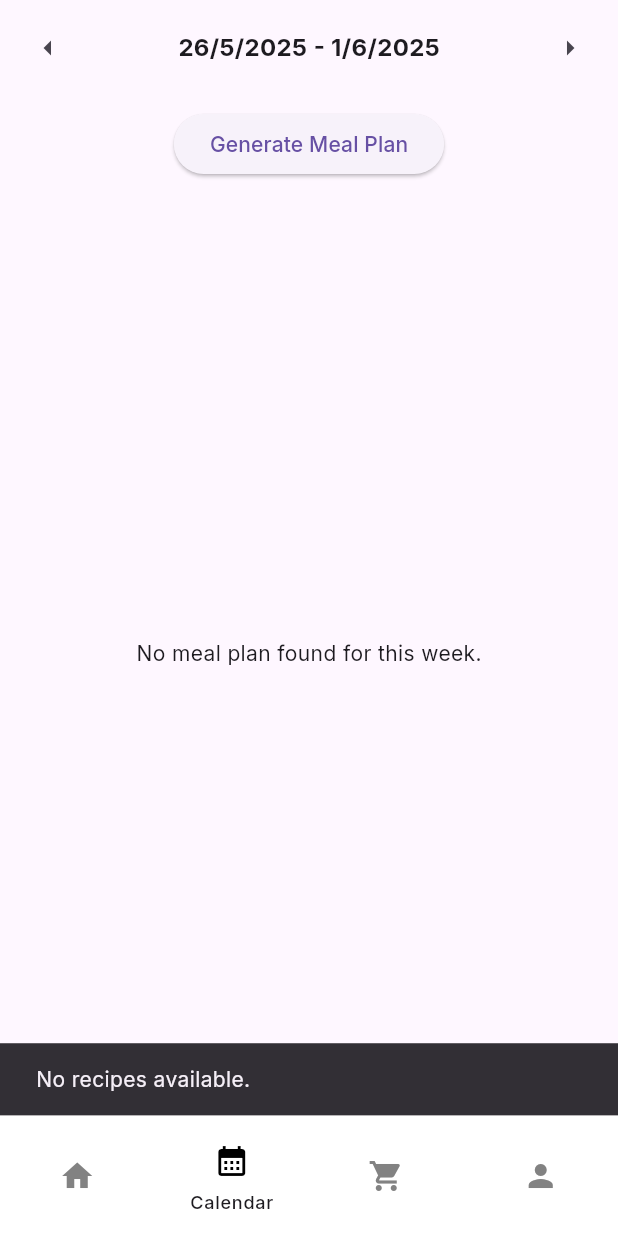
After one commit to josep-cardona/BiteBudget, a Flutter app: the MealPlanPage screen opened by its route, after a tap on the "arrow left" icon, after a tap on the "arrow right" icon, after a tap on "Generate Meal Plan", on a phone screen of 412 x 824 dp. The commit adds this screen. Run offline on Flutter 3.47's test engine with Material 3 defaults, Android fonts, the phone set to English and light mode, and no system bars; our stand-ins replace cloud_firestore, firebase_auth, firebase_core, flutter_svg, go_router, google_fonts and 2 more; accounts and stored records are empty.

Commit message:
changes + meal plan

```diff
--- /dev/null
+++ b/lib/models/meal_plan.dart
@@ -0,0 +1,46 @@
+import 'package:cloud_firestore/cloud_firestore.dart';
+
+class DayPlan {
+  final String? breakfast;
+  final String? lunch;
+  final String? snack;
+  final String? dinner;
+
+  DayPlan({this.breakfast, this.lunch, this.snack, this.dinner});
+
+  Map<String, dynamic> toMap() => {
+    'breakfast': breakfast,
+    'lunch': lunch,
+    'snack': snack,
+    'dinner': dinner,
+  };
+
+  factory DayPlan.fromMap(Map<String, dynamic> map) => DayPlan(
+    breakfast: map['breakfast'],
+    lunch: map['lunch'],
+    snack: map['snack'],
+    dinner: map['dinner'],
+  );
+}
+
+class MealPlan {
+  final String id;
+  final DateTime startDate;
+  final DateTime endDate;
+  final List<DayPlan> days;
+
+  MealPlan({required this.id, required this.startDate, required this.endDate, required this.days});
+
+  Map<String, dynamic> toFirestore() => {
+    'startDate': Timestamp.fromDate(startDate),
+    'endDate': Timestamp.fromDate(endDate),
+    'days': days.map((d) => d.toMap()).toList(),
+  };
+
+  factory MealPlan.fromFirestore(String id, Map<String, dynamic> data) => MealPlan(
+    id: id,
+    startDate: (data['startDate'] as Timestamp).toDate(),
+    endDate: (data['endDate'] as Timestamp).toDate(),
+    days: (data['days'] as List).map((d) => DayPlan.fromMap(Map<String, dynamic>.from(d))).toList(),
+  );
+}
--- /dev/null
+++ b/lib/pages/meal_plan_page.dart
@@ -0,0 +1,233 @@
+import 'package:flutter/material.dart';
+import 'package:firebase_auth/firebase_auth.dart';
+import 'package:bitebudget/services/database_service.dart';
+import 'dart:math';
+import '../models/meal_plan.dart';
+import '../services/meal_plan_service.dart';
+
+class MealPlanPage extends StatefulWidget {
+  const MealPlanPage({Key? key}) : super(key: key);
+
+  @override
+  State<MealPlanPage> createState() => _MealPlanPageState();
+}
+
+class _MealPlanPageState extends State<MealPlanPage> {
+  MealPlan? _mealPlan;
+  bool _loading = true;
+  DateTime _currentMonday = _getMondayOf(DateTime.now());
+
+  static DateTime _getMondayOf(DateTime date) {
+    return DateTime(date.year, date.month, date.day).subtract(Duration(days: date.weekday - 1));
+  }
+
+  @override
+  void initState() {
+    super.initState();
+    _fetchMealPlanForWeek(_currentMonday);
+  }
+
+  Future<void> _fetchMealPlanForWeek(DateTime monday) async {
+    setState(() { _loading = true; });
+    final user = FirebaseAuth.instance.currentUser;
+    if (user == null) return;
+    final service = DatabaseServiceMealPlan();
+    final plan = await service.getMealPlanForWeek(user.uid, monday);
+    setState(() {
+      _mealPlan = plan;
+      _loading = false;
+    });
+  }
+
+  Future<void> _generateMealPlanForWeek(DateTime monday) async {
+    setState(() { _loading = true; });
+    final user = FirebaseAuth.instance.currentUser;
+    if (user == null) return;
+    final recipeService = DatabaseService_Recipe();
+    final mealPlanService = DatabaseServiceMealPlan();
+    final allRecipes = await recipeService.getAllRecipes();
+    if (allRecipes.isEmpty) {
+      setState(() { _loading = false; });
+      ScaffoldMessenger.of(context).showSnackBar(const SnackBar(content: Text('No recipes available.')));
+      return;
+    }
+    final random = Random();
+    List<DayPlan> days = List.generate(7, (dayIdx) {
+      String? pickRandom() => allRecipes[random.nextInt(allRecipes.length)].name;
+      return DayPlan(
+        breakfast: pickRandom(),
+        lunch: pickRandom(),
+        snack: pickRandom(),
+        dinner: pickRandom(),
+      );
+    });
+    final mealPlan = MealPlan(
+      id: '',
+      startDate: monday,
+      endDate: monday.add(const Duration(days: 6)),
+      days: days,
+    );
+    await mealPlanService.addMealPlan(mealPlan, user.uid);
+    await _fetchMealPlanForWeek(monday);
+    ScaffoldMessenger.of(context).showSnackBar(const SnackBar(content: Text('Meal plan generated!')));
+  }
+
+  Future<void> _regenerateMealPlanForWeek(DateTime monday) async {
+    setState(() { _loading = true; });
+    final user = FirebaseAuth.instance.currentUser;
+    if (user == null) return;
+    final recipeService = DatabaseService_Recipe();
+    final mealPlanService = DatabaseServiceMealPlan();
+    final allRecipes = await recipeService.getAllRecipes();
+    if (allRecipes.isEmpty) {
+      setState(() { _loading = false; });
+      ScaffoldMessenger.of(context).showSnackBar(const SnackBar(content: Text('No recipes available.')));
+      return;
+    }
+    final random = Random();
+    List<DayPlan> days = List.generate(7, (dayIdx) {
+      String? pickRandom() => allRecipes[random.nextInt(allRecipes.length)].name;
+      return DayPlan(
+        breakfast: pickRandom(),
+        lunch: pickRandom(),
+        snack: pickRandom(),
+        dinner: pickRandom(),
+      );
+    });
+    // Find the plan for this week
+    final plan = await mealPlanService.getMealPlanForWeek(user.uid, monday);
+    if (plan != null) {
+      final updatedPlan = MealPlan(
+        id: plan.id,
+        startDate: monday,
+        endDate: monday.add(const Duration(days: 6)),
+        days: days,
+      );
+      await mealPlanService.updateMealPlan(updatedPlan, user.uid);
+      await _fetchMealPlanForWeek(monday);
+      ScaffoldMessenger.of(context).showSnackBar(const SnackBar(content: Text('Meal plan regenerated!')));
+    }
+  }
+
+  void _changeWeek(int offset) {
+    setState(() {
+      _currentMonday = _currentMonday.add(Duration(days: 7 * offset));
+    });
+    _fetchMealPlanForWeek(_currentMonday);
+  }
+
+  @override
+  Widget build(BuildContext context) {
+    if (_loading) {
+      return const Center(child: CircularProgressIndicator());
+    }
+    final weekStart = _currentMonday;
+    final weekEnd = _currentMonday.add(const Duration(days: 6));
+    final today = DateTime.now();
+    final isCurrentWeek = today.isAfter(weekStart.subtract(const Duration(days: 1))) && today.isBefore(weekEnd.add(const Duration(days: 1)));
+    int todayIdx = isCurrentWeek ? today.weekday - 1 : -1;
+    final todayPlan = (todayIdx >= 0 && _mealPlan?.days.length == 7) ? _mealPlan!.days[todayIdx] : null;
+    return Column(
+      children: [
+        Padding(
+          padding: const EdgeInsets.all(8.0),
+          child: Row(
+            mainAxisAlignment: MainAxisAlignment.spaceBetween,
+            children: [
+              IconButton(
+                icon: const Icon(Icons.arrow_left),
+                tooltip: 'Previous week',
+                onPressed: () => _changeWeek(-1),
+              ),
+              Text(
+                '${weekStart.day}/${weekStart.month}/${weekStart.year} - ${weekEnd.day}/${weekEnd.month}/${weekEnd.year}',
+                style: const TextStyle(fontWeight: FontWeight.bold, fontSize: 16),
+              ),
+              IconButton(
+                icon: const Icon(Icons.arrow_right),
+                tooltip: 'Next week',
+                onPressed: () => _changeWeek(1),
+              ),
+            ],
+          ),
+        ),
+        if (isCurrentWeek && todayPlan != null) ...[
+          Card(
+            color: Colors.amber[50],
+            margin: const EdgeInsets.symmetric(horizontal: 8, vertical: 4),
+            child: ListTile(
+              title: const Text('Today', style: TextStyle(fontWeight: FontWeight.bold)),
+              subtitle: Column(
+                crossAxisAlignment: CrossAxisAlignment.start,
+                children: [
+                  Text('Breakfast:  \t${todayPlan.breakfast ?? "-"}'),
+                  Text('Lunch:      \t${todayPlan.lunch ?? "-"}'),
+                  Text('Snack:      \t${todayPlan.snack ?? "-"}'),
+                  Text('Dinner:     \t${todayPlan.dinner ?? "-"}'),
+                ],
+              ),
+            ),
+          ),
+          Padding(
+            padding: const EdgeInsets.symmetric(vertical: 4.0),
+            child: Row(
+              children: const [
+                Expanded(child: Divider()),
+                Padding(
+                  padding: EdgeInsets.symmetric(horizontal: 8.0),
+                  child: Text('Full Week Plan'),
+                ),
+                Expanded(child: Divider()),
+              ],
+            ),
+          ),
+        ],
+        if (_mealPlan == null) ...[
+          Padding(
+            padding: const EdgeInsets.all(8.0),
+            child: ElevatedButton(
+              onPressed: () => _generateMealPlanForWeek(_currentMonday),
+              child: const Text('Generate Meal Plan'),
+            ),
+          ),
+        ] else ...[
+          Padding(
+            padding: const EdgeInsets.all(8.0),
+            child: ElevatedButton(
+              onPressed: () => _regenerateMealPlanForWeek(_currentMonday),
+              child: const Text('Regenerate Meal Plan'),
+            ),
+          ),
+        ],
+        Expanded(
+          child: _mealPlan == null
+              ? const Center(child: Text('No meal plan found for this week.'))
+              : ListView.builder(
+                  itemCount: 7,
+                  itemBuilder: (context, index) {
+                    final day = _mealPlan!.days[index];
+                    String dayName = [
+                      'Monday', 'Tuesday', 'Wednesday', 'Thursday', 'Friday', 'Saturday', 'Sunday'
+                    ][index];
+                    return Card(
+                      margin: const EdgeInsets.all(8),
+                      child: ListTile(
+                        title: Text(dayName),
+                        subtitle: Column(
+                          crossAxisAlignment: CrossAxisAlignment.start,
+                          children: [
+                            Text('Breakfast:  \t${day.breakfast ?? "-"}'),
+                            Text('Lunch:      \t${day.lunch ?? "-"}'),
+                            Text('Snack:      \t${day.snack ?? "-"}'),
+                            Text('Dinner:     \t${day.dinner ?? "-"}'),
+                          ],
+                        ),
+                      ),
+                    );
+                  },
+                ),
+        ),
+      ],
+    );
+  }
+}
--- a/lib/pages/profile_page.dart
+++ b/lib/pages/profile_page.dart
@@ -90,7 +90,7 @@ class _ProfilePageState extends State<ProfilePage> {
                   shape: RoundedRectangleBorder(borderRadius: BorderRadius.circular(16)),
                   padding: const EdgeInsets.symmetric(horizontal: 32, vertical: 12),
                 ),
-                child: const Text('Edit Profile', style: TextStyle(fontSize: 16)),
+                child: const Text('Edit Profile', style: TextStyle(fontSize: 16, color: Colors.white)),
               ),
               const SizedBox(height: 16),
               Divider(thickness: 1, color: Colors.grey),
@@ -296,7 +296,7 @@ class _EditProfilePageState extends State<EditProfilePage> {
               ),
               child: _isLoading
                   ? const CircularProgressIndicator(color: Colors.white)
-                  : const Text('Save', style: TextStyle(fontSize: 18)),
+                  : const Text('Save', style: TextStyle(fontSize: 18, color: Colors.white)),
             ),
           ],
         ),
--- a/lib/router/router.dart
+++ b/lib/router/router.dart
@@ -1,9 +1,6 @@
 import 'package:bitebudget/layout_scaffold.dart';
-import 'package:bitebudget/pages/account_page.dart';
 import 'package:bitebudget/pages/home.dart';
-
-import 'package:bitebudget/pages/recipe_page.dart';
-
+import 'package:bitebudget/pages/meal_plan_page.dart';
 import 'package:bitebudget/pages/test_button_page.dart';
 import 'package:bitebudget/pages/test_page.dart';
 import 'package:bitebudget/pages/welcome_page.dart';
@@ -19,7 +16,6 @@ final router = GoRouter(
     initialLocation: Routes.welcomePage,
     routes: [
         GoRoute(path: Routes.welcomePage, builder: (context, state) => const WelcomePage()),
-
         GoRoute(path: Routes.buttonPage, builder: (context, state) => const TestButtonPage()),
         StatefulShellRoute.indexedStack(
             builder: (context, state, navigationShell) => LayoutScaffold(
@@ -38,7 +34,7 @@ final router = GoRouter(
                     routes: [
                             GoRoute(
                             path: Routes.calendarPage,
-                            builder: (context, state) => const RecipePage(),
+                            builder: (context, state) => const MealPlanPage(),
                         ),
                     ],
                 ),
--- /dev/null
+++ b/lib/services/meal_plan_service.dart
@@ -0,0 +1,52 @@
+import 'package:cloud_firestore/cloud_firestore.dart';
+import 'package:firebase_auth/firebase_auth.dart';
+import '../models/meal_plan.dart';
+
+const String MEAL_PLAN_COLLECTION = "mealPlans";
+
+class DatabaseServiceMealPlan {
+  final _firestore = FirebaseFirestore.instance;
+
+  CollectionReference getMealPlanCollectionForUser(String uid) {
+    return _firestore.collection('users').doc(uid).collection(MEAL_PLAN_COLLECTION);
+  }
+
+  Future<void> addMealPlan(MealPlan mealPlan, String uid) async {
+    final mealPlanCollection = getMealPlanCollectionForUser(uid);
+    await mealPlanCollection.add(mealPlan.toFirestore());
+  }
+
+  Future<List<MealPlan>> getMealPlansForUser(String uid) async {
+    final mealPlanCollection = getMealPlanCollectionForUser(uid);
+    final snapshot = await mealPlanCollection.get();
+    return snapshot.docs.map((doc) => MealPlan.fromFirestore(doc.id, doc.data() as Map<String, dynamic>)).toList();
+  }
+
+  Future<MealPlan?> getMealPlanById(String uid, String mealPlanId) async {
+    final mealPlanCollection = getMealPlanCollectionForUser(uid);
+    final doc = await mealPlanCollection.doc(mealPlanId).get();
+    if (doc.exists) {
+      return MealPlan.fromFirestore(doc.id, doc.data() as Map<String, dynamic>);
+    }
+    return null;
+  }
+
+  Future<MealPlan?> getMealPlanForWeek(String uid, DateTime weekMonday) async {
+    final mealPlanCollection = getMealPlanCollectionForUser(uid);
+    final monday = DateTime(weekMonday.year, weekMonday.month, weekMonday.day);
+    final snapshot = await mealPlanCollection
+        .where('startDate', isEqualTo: Timestamp.fromDate(monday))
+        .limit(1)
+        .get();
+    if (snapshot.docs.isNotEmpty) {
+      final doc = snapshot.docs.first;
+      return MealPlan.fromFirestore(doc.id, doc.data() as Map<String, dynamic>);
+    }
+    return null;
+  }
+
+  Future<void> updateMealPlan(MealPlan mealPlan, String uid) async {
+    final mealPlanCollection = getMealPlanCollectionForUser(uid);
+    await mealPlanCollection.doc(mealPlan.id).set(mealPlan.toFirestore());
+  }
+}
```
Also changed, not shown: lib/pages/account_page.dart (deleted, +0 -331 lines).
